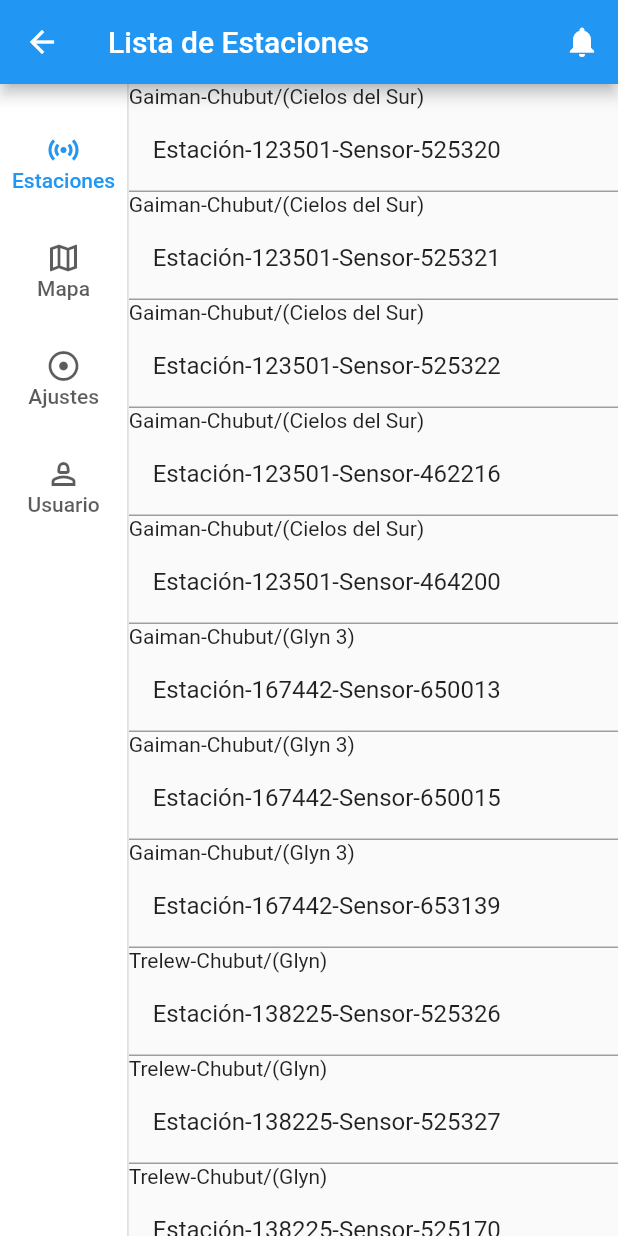
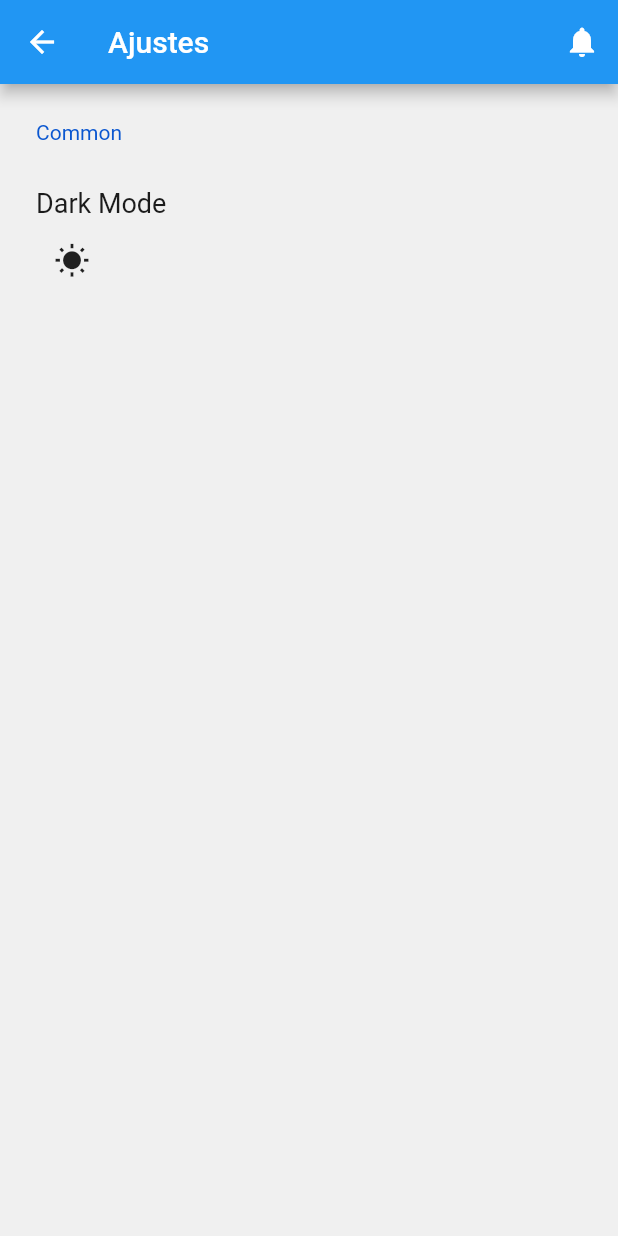
Before and after one commit to kniiok/estacionex, a Flutter app: the StationListPage screen opened directly, after a tap on "Ajustes", on a phone screen of 412 x 824 dp. Run offline on Flutter 3.47's test engine with Material 2 defaults, Android fonts, the light colour scheme and no system bars; drawn by our look-alikes of settings_ui; our stand-ins replace flutter_map, latlong2, shared_preferences; missing offline and left inert: flutter_titled_container, mqtt_client; accounts and stored records are empty.

Commit message:
Dark mode

```diff
--- /dev/null
+++ b/lib/configPage.dart
@@ -0,0 +1,51 @@
+import 'package:provider/provider.dart';
+import 'package:sensor_flutter_app/model_theme.dart';
+import 'package:sensor_flutter_app/notificationsPage.dart';
+import 'package:settings_ui/settings_ui.dart';
+import 'package:flutter/material.dart';
+
+class ConfigPage extends StatelessWidget {
+  @override
+  Widget build(BuildContext context) {
+    return Consumer<ModelTheme>(
+        builder: (context, ModelTheme themeNotifier, child) {
+      return Scaffold(
+        appBar: AppBar(
+          title: Text('Ajustes'),
+          actions: [
+            IconButton(
+              icon: const Icon(Icons.notifications),
+              onPressed: () {
+                Navigator.push(
+                  context,
+                  MaterialPageRoute(builder: (context) => NotificationsPage()),
+                );
+              },
+            ),
+          ],
+        ),
+        body: SettingsList(
+          sections: [
+            SettingsSection(
+              title: Text('Common'),
+              tiles: <SettingsTile>[
+
+                SettingsTile.navigation(
+                    title: const Text('Dark Mode'),
+                    value: IconButton(
+                        icon: Icon(themeNotifier.isDark
+                            ? Icons.nightlight_round
+                            : Icons.wb_sunny),
+                        onPressed: () {
+                          themeNotifier.isDark
+                              ? themeNotifier.isDark = false
+                              : themeNotifier.isDark = true;
+                        }))
+              ],
+            ),
+          ],
+        ),
+      );
+    });
+  }
+}
--- /dev/null
+++ b/lib/model_theme.dart
@@ -0,0 +1,26 @@
+import 'package:flutter/material.dart';
+import 'package:sensor_flutter_app/mytheme_preference.dart';
+import 'mytheme_preference.dart';
+
+class ModelTheme extends ChangeNotifier {
+  late bool _isDark;
+  late MyThemePreferences _preferences;
+  bool get isDark => _isDark;
+
+  ModelTheme() {
+    _isDark = false;
+    _preferences = MyThemePreferences();
+    getPreferences();
+  }
+//Switching the themes
+  set isDark(bool value) {
+    _isDark = value;
+    _preferences.setTheme(value);
+    notifyListeners();
+  }
+
+  getPreferences() async {
+    _isDark = await _preferences.getTheme();
+    notifyListeners();
+  }
+}
--- a/lib/myapp.dart
+++ b/lib/myapp.dart
@@ -3,8 +3,11 @@ import 'dart:io';
 import 'package:flutter/material.dart';
 import 'package:mqtt_client/mqtt_client.dart';
 import 'package:mqtt_client/mqtt_server_client.dart';
+import 'package:provider/provider.dart';
 import 'package:sensor_flutter_app/page_header.dart';
 import 'package:sensor_flutter_app/stationListPage.dart';
+import 'package:provider/provider.dart';
+import 'package:sensor_flutter_app/model_theme.dart';
 
 class LoginPage extends StatefulWidget {
   @override
@@ -103,7 +106,6 @@ class _LoginPageState extends State<LoginPage> {
           mainAxisAlignment: MainAxisAlignment.start,
           children: <Widget>[
             new PageHeader(),
-
             Padding(
               padding: EdgeInsets.all(16.0),
               child: TextField(
--- /dev/null
+++ b/lib/mytheme_preference.dart
@@ -0,0 +1,15 @@
+import 'package:shared_preferences/shared_preferences.dart';
+
+class MyThemePreferences {
+  static const THEME_KEY = "theme_key";
+
+  setTheme(bool value) async {
+    SharedPreferences sharedPreferences = await SharedPreferences.getInstance();
+    sharedPreferences.setBool(THEME_KEY, value);
+  }
+
+  getTheme() async {
+    SharedPreferences sharedPreferences = await SharedPreferences.getInstance();
+    return sharedPreferences.getBool(THEME_KEY) ?? false;
+  }
+}
--- a/lib/stationListPage.dart
+++ b/lib/stationListPage.dart
@@ -1,6 +1,8 @@
 import 'package:flutter/material.dart';
+import 'package:sensor_flutter_app/configPage.dart';
 import 'package:sensor_flutter_app/mapPage.dart';
 import 'package:sensor_flutter_app/stationDetailPage.dart';
+import 'package:sensor_flutter_app/userPage.dart';
 import 'notificationsPage.dart';
 
 class StationListPage extends StatefulWidget {
@@ -50,6 +52,18 @@ class _StationListPageState extends State<StationListPage> {
                    Navigator.push(
                         context,
                         MaterialPageRoute(builder: (context) => MapPage()),
+                      );
+                }
+                if(index==2){
+                   Navigator.push(
+                        context,
+                        MaterialPageRoute(builder: (context) => ConfigPage()),
+                      );
+                }
+                if(index==3){
+                   Navigator.push(
+                        context,
+                        MaterialPageRoute(builder: (context) => UserPage()),
                       );
                 }
               });
--- a/pubspec.yaml
+++ b/pubspec.yaml
@@ -44,6 +44,7 @@ dependencies:
   shared_preferences: ^2.2.2
   flutter_map: ^6.0.1
 
+  settings_ui: ^2.0.2
 
 
 dev_dependencies:
```
Also changed, not shown: lib/main.dart (+21 -2 lines), lib/mapPage.dart (+5 -5 lines), lib/marker_page.dart (deleted, +0 -170 lines), lib/stationDetailPage.dart (+14 -1 lines), lib/userPage.dart (added, +45 -0 lines), pubspec.lock.
